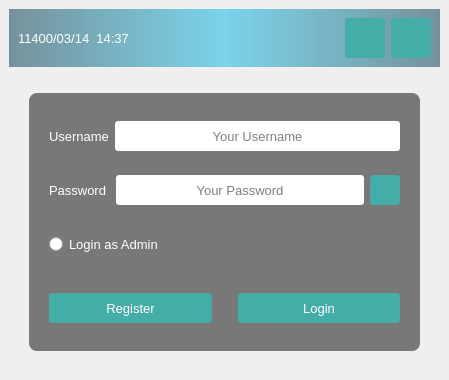
Old version of the form AP_Project/login_page.ui in the repository alirrah/AP_Project.
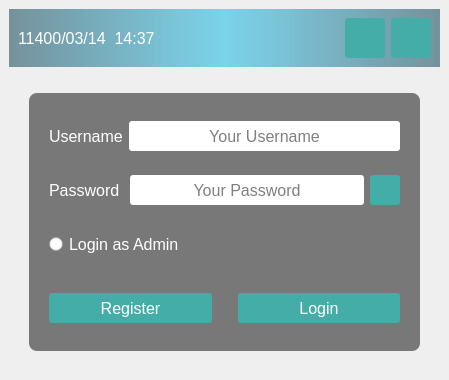
New version of the form. Icons and pictures are not drawn.

The edit to the form file:
```diff
--- a/AP_Project/login_page.ui
+++ b/AP_Project/login_page.ui
@@ -81,7 +81,7 @@
         <widget class="QLabel" name="date_lbl">
          <property name="font">
           <font>
-           <pointsize>10</pointsize>
+           <pointsize>12</pointsize>
           </font>
          </property>
          <property name="text">
@@ -260,7 +260,7 @@
             <widget class="QLabel" name="username_lbl">
              <property name="font">
               <font>
-               <pointsize>10</pointsize>
+               <pointsize>12</pointsize>
               </font>
              </property>
              <property name="text">
@@ -284,7 +284,7 @@
              </property>
              <property name="font">
               <font>
-               <pointsize>10</pointsize>
+               <pointsize>12</pointsize>
               </font>
              </property>
              <property name="toolTip">
@@ -325,7 +325,7 @@
             <widget class="QLabel" name="password_lbl">
              <property name="font">
               <font>
-               <pointsize>10</pointsize>
+               <pointsize>12</pointsize>
               </font>
              </property>
              <property name="text">
@@ -349,7 +349,7 @@
              </property>
              <property name="font">
               <font>
-               <pointsize>10</pointsize>
+               <pointsize>12</pointsize>
               </font>
              </property>
              <property name="toolTip">
@@ -446,7 +446,7 @@
              </property>
              <property name="font">
               <font>
-               <pointsize>10</pointsize>
+               <pointsize>12</pointsize>
               </font>
              </property>
              <property name="acceptDrops">
@@ -499,7 +499,7 @@
              </property>
              <property name="font">
               <font>
-               <pointsize>10</pointsize>
+               <pointsize>12</pointsize>
               </font>
              </property>
              <property name="cursor">
@@ -548,7 +548,7 @@
              </property>
              <property name="font">
               <font>
-               <pointsize>10</pointsize>
+               <pointsize>12</pointsize>
               </font>
              </property>
              <property name="cursor">
```
